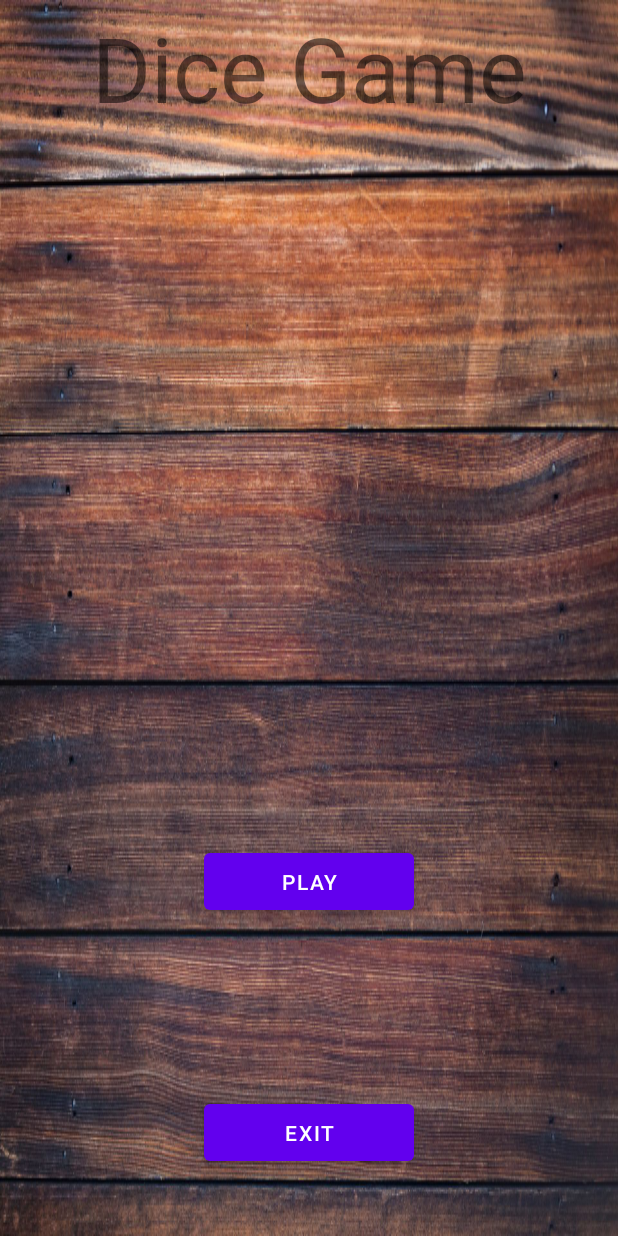
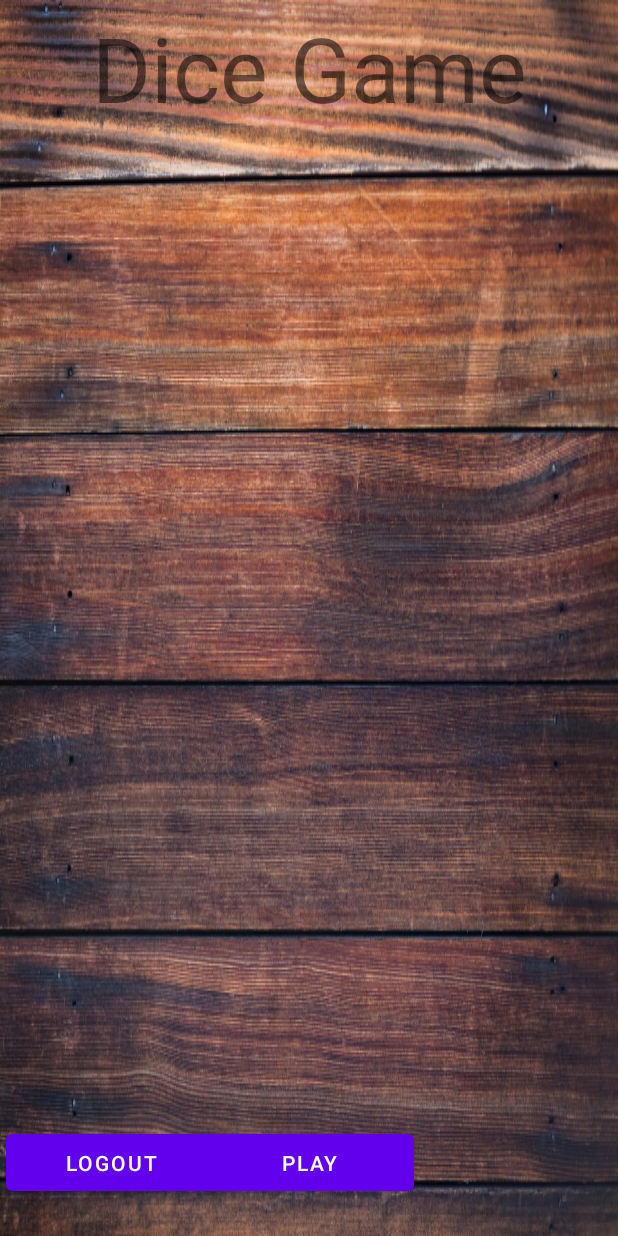
Before and after one commit to PawelTSW90/DiceGame, an Android app: the layout title_screen_fragment.xml on its own in the app's theme, with its tools: preview values and no code run, on a phone screen of 412 x 824 dp. Run offline under Robolectric (Android 15) with nearby library versions, the phone set to English and light mode, and no system bars.

Commit message:
Firebase login and logout functions added

```diff
--- a/app/build.gradle
+++ b/app/build.gradle
@@ -1,5 +1,6 @@
 plugins {
     id 'com.android.application'
+    id 'com.google.gms.google-services'
 }
 
 android {
@@ -36,7 +37,9 @@ dependencies {
     implementation 'com.google.firebase:firebase-ads:19.4.0'
     implementation 'androidx.legacy:legacy-support-v4:1.0.0'
     implementation 'org.jetbrains:annotations:15.0'
+    implementation 'com.google.firebase:firebase-auth:21.0.1'
     testImplementation 'junit:junit:4.+'
     androidTestImplementation 'androidx.test.ext:junit:1.1.2'
     androidTestImplementation 'androidx.test.espresso:espresso-core:3.3.0'
 }
+apply plugin: 'com.google.gms.google-services'
--- a/app/src/main/java/com/paweldyjak/dicegame/LoginActivity.java
+++ b/app/src/main/java/com/paweldyjak/dicegame/LoginActivity.java
@@ -19,7 +19,6 @@ import java.util.Objects;
 public class LoginActivity extends AppCompatActivity {
     private TextInputEditText email;
     private TextInputEditText password;
-    private Button login;
     FirebaseAuth firebaseAuth;
 
     @Override
@@ -32,7 +31,7 @@ public class LoginActivity extends AppCompatActivity {
         Objects.requireNonNull(getSupportActionBar()).hide();
         email = findViewById(R.id.email_editText_login);
         password = findViewById(R.id.password_editText_login);
-        login = findViewById(R.id.login_button);
+        Button login = findViewById(R.id.login_button);
         firebaseAuth = FirebaseAuth.getInstance();
         login.setOnClickListener(new View.OnClickListener() {
             @Override
--- a/app/src/main/java/com/paweldyjak/dicegame/RegisterActivity.java
+++ b/app/src/main/java/com/paweldyjak/dicegame/RegisterActivity.java
@@ -13,7 +13,6 @@ import java.util.Objects;
 public class RegisterActivity extends AppCompatActivity {
     private TextInputEditText email;
     private TextInputEditText password;
-    private Button register;
     private FirebaseAuth firebaseAuth;
 
     @Override
@@ -26,7 +25,7 @@ public class RegisterActivity extends AppCompatActivity {
         Objects.requireNonNull(getSupportActionBar()).hide();
         email = findViewById(R.id.email_editText);
         password = findViewById(R.id.password_editText);
-        register = findViewById(R.id.register_button2);
+        Button register = findViewById(R.id.register_button2);
         firebaseAuth = FirebaseAuth.getInstance();
 
         register.setOnClickListener(v -> {
--- a/app/src/main/res/layout/title_screen_fragment.xml
+++ b/app/src/main/res/layout/title_screen_fragment.xml
@@ -1,6 +1,7 @@
 <?xml version="1.0" encoding="utf-8"?>
 <androidx.constraintlayout.widget.ConstraintLayout xmlns:android="http://schemas.android.com/apk/res/android"
     xmlns:app="http://schemas.android.com/apk/res-auto"
+    xmlns:tools="http://schemas.android.com/tools"
     android:id="@+id/title_screen_fragment"
     android:layout_width="match_parent"
     android:background="@drawable/background"
@@ -13,16 +14,14 @@
         android:layout_width="616dp"
         android:layout_height="49dp"
         android:layout_marginStart="84dp"
-        android:layout_marginTop="5dp"
         android:layout_marginEnd="85dp"
-        android:layout_marginBottom="50dp"
+        android:layout_marginBottom="24dp"
         android:gravity="center"
         android:orientation="horizontal"
         android:visibility="invisible"
-        app:layout_constraintBottom_toTopOf="@+id/play_button"
+        app:layout_constraintBottom_toTopOf="@+id/hotseat_mode_button"
         app:layout_constraintEnd_toEndOf="parent"
-        app:layout_constraintStart_toStartOf="parent"
-        app:layout_constraintTop_toBottomOf="@+id/title_textView">
+        app:layout_constraintStart_toStartOf="parent">
 
         <Space
             android:layout_width="0dp"
@@ -105,24 +104,23 @@
         android:id="@+id/hotseat_mode_button"
         android:layout_width="140dp"
         android:layout_height="50dp"
+        android:layout_marginBottom="24dp"
         android:text="@string/hotseat"
         android:visibility="invisible"
-        app:layout_constraintBottom_toBottomOf="parent"
+        app:layout_constraintBottom_toTopOf="@+id/play_button"
         app:layout_constraintEnd_toEndOf="parent"
-        app:layout_constraintStart_toStartOf="parent"
-        app:layout_constraintTop_toBottomOf="@+id/title_textView"
-        app:layout_constraintVertical_bias="0.458" />
+        app:layout_constraintStart_toStartOf="parent" />
 
     <Button
         android:id="@+id/play_button"
         android:layout_width="140dp"
         android:layout_height="50dp"
+        android:layout_marginBottom="24dp"
         android:text="@string/play"
         app:layout_constraintBottom_toBottomOf="parent"
         app:layout_constraintEnd_toEndOf="parent"
-        app:layout_constraintStart_toStartOf="parent"
-        app:layout_constraintTop_toBottomOf="@+id/title_textView"
-        app:layout_constraintVertical_bias="0.691" />
+        app:layout_constraintHorizontal_bias="0.499"
+        app:layout_constraintStart_toStartOf="parent" />
 
     <Button
         android:id="@+id/back_button"
@@ -135,17 +133,19 @@
         app:layout_constraintHorizontal_bias="0.975"
         app:layout_constraintStart_toStartOf="parent"
         app:layout_constraintTop_toBottomOf="@+id/title_textView"
-        app:layout_constraintVertical_bias="0.936" />
+        app:layout_constraintVertical_bias="0.905" />
 
     <Button
-        android:id="@+id/exit_button"
+        android:id="@+id/logout_button_titleScreen"
         android:layout_width="140dp"
         android:layout_height="50dp"
-        android:text="@string/exit"
+        android:layout_marginBottom="24dp"
+        android:text="@string/logout"
         app:layout_constraintBottom_toBottomOf="parent"
-        app:layout_constraintEnd_toEndOf="parent"
+        app:layout_constraintEnd_toStartOf="@+id/back_button"
+        app:layout_constraintHorizontal_bias="0.032"
         app:layout_constraintStart_toStartOf="parent"
         app:layout_constraintTop_toBottomOf="@+id/title_textView"
-        app:layout_constraintVertical_bias="0.936" />
+        app:layout_constraintVertical_bias="1.0" />
 
 </androidx.constraintlayout.widget.ConstraintLayout>
--- a/app/src/main/res/values/strings.xml
+++ b/app/src/main/res/values/strings.xml
@@ -1,6 +1,8 @@
 <resources>
     <string name="app_name">DiceGame</string>
     <string name="title">Dice Game</string>
+    <string name="logout">LOGOUT</string>
+    <string name="welcome">WELCOME!</string>
     <string name="player_one">PLAYER 1</string>
     <string name="player_two">PLAYER 2</string>
     <string name="player_three">PLAYER 3</string>
--- a/build.gradle
+++ b/build.gradle
@@ -6,6 +6,7 @@ buildscript {
     }
     dependencies {
         classpath 'com.android.tools.build:gradle:4.2.2'
+        classpath 'com.google.gms:google-services:4.3.10'
 
         // NOTE: Do not place your application dependencies here; they belong
         // in the individual module build.gradle files
```
Also changed, not shown: app/src/main/AndroidManifest.xml (+13 -5 lines), app/src/main/java/com/paweldyjak/dicegame/Fragments/TitleScreen.java (+17 -3 lines), app/src/main/java/com/paweldyjak/dicegame/MainActivity.java (+15 -4 lines), 1 other file.
